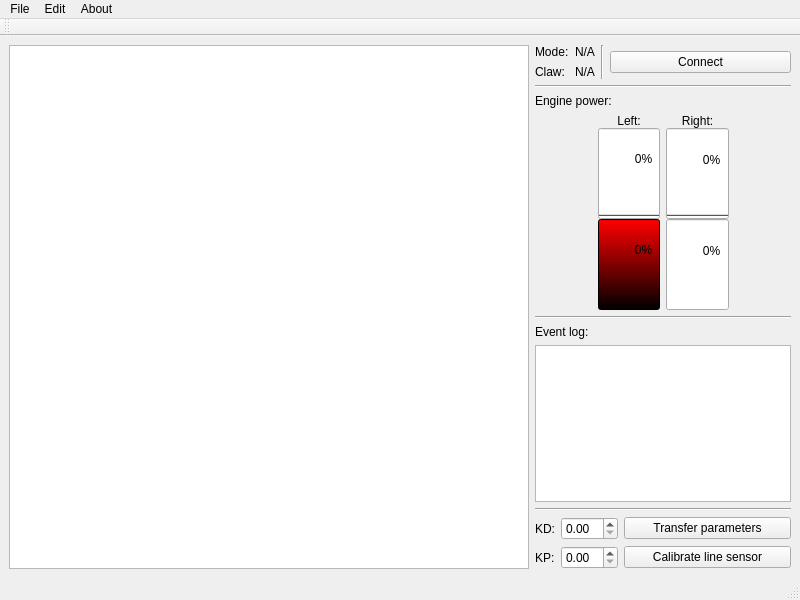
The window that mainwindow.ui (Flooten/mazetercontrol) describes before a commit, drawn with Qt 5.
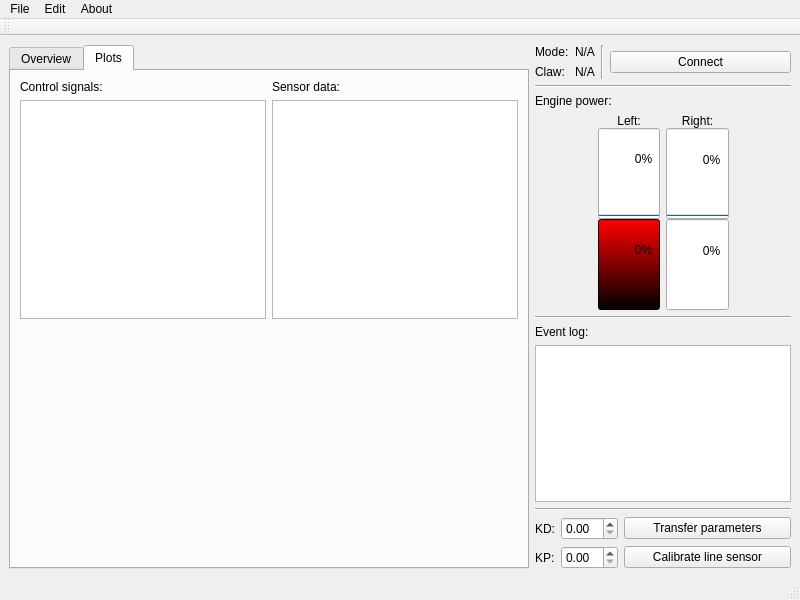
The same window after the commit. The open tabs and pages were chosen to show the change. Icons and pictures are not drawn.

The edit to the form file:
```diff
--- a/mainwindow.ui
+++ b/mainwindow.ui
@@ -34,16 +34,92 @@
   <widget class="QWidget" name="centralwidget">
    <layout class="QHBoxLayout" name="horizontalLayout_5">
     <item>
-     <widget class="QGraphicsView" name="graphicsView">
+     <widget class="QTabWidget" name="tabWidget">
       <property name="sizePolicy">
        <sizepolicy hsizetype="Expanding" vsizetype="Expanding">
-        <horstretch>5</horstretch>
+        <horstretch>1</horstretch>
         <verstretch>0</verstretch>
        </sizepolicy>
       </property>
       <property name="focusPolicy">
        <enum>Qt::NoFocus</enum>
       </property>
+      <widget class="QWidget" name="tab_overview">
+       <attribute name="title">
+        <string>Overview</string>
+       </attribute>
+       <layout class="QHBoxLayout" name="horizontalLayout_6">
+        <item>
+         <widget class="QGraphicsView" name="graphicsView_overview">
+          <property name="sizePolicy">
+           <sizepolicy hsizetype="Expanding" vsizetype="Expanding">
+            <horstretch>5</horstretch>
+            <verstretch>0</verstretch>
+           </sizepolicy>
+          </property>
+          <property name="focusPolicy">
+           <enum>Qt::NoFocus</enum>
+          </property>
+         </widget>
+        </item>
+       </layout>
+      </widget>
+      <widget class="QWidget" name="tab_plots">
+       <attribute name="title">
+        <string>Plots</string>
+       </attribute>
+       <layout class="QHBoxLayout" name="horizontalLayout_8">
+        <item>
+         <layout class="QVBoxLayout" name="verticalLayout_7">
+          <item>
+           <layout class="QHBoxLayout" name="horizontalLayout_7">
+            <item>
+             <layout class="QVBoxLayout" name="verticalLayout_5">
+              <item>
+               <widget class="QLabel" name="label_control_signals">
+                <property name="text">
+                 <string>Control signals:</string>
+                </property>
+               </widget>
+              </item>
+              <item>
+               <widget class="QGraphicsView" name="graphicsView_control_signals"/>
+              </item>
+             </layout>
+            </item>
+            <item>
+             <layout class="QVBoxLayout" name="verticalLayout_6">
+              <item>
+               <widget class="QLabel" name="label_sensor_data">
+                <property name="text">
+                 <string>Sensor data:</string>
+                </property>
+               </widget>
+              </item>
+              <item>
+               <widget class="QGraphicsView" name="graphicsView_sensor_data"/>
+              </item>
+             </layout>
+            </item>
+           </layout>
+          </item>
+          <item>
+           <spacer name="verticalSpacer">
+            <property name="orientation">
+             <enum>Qt::Vertical</enum>
+            </property>
+            <property name="sizeHint" stdset="0">
+             <size>
+              <width>20</width>
+              <height>40</height>
+             </size>
+            </property>
+           </spacer>
+          </item>
+         </layout>
+        </item>
+       </layout>
+      </widget>
      </widget>
     </item>
     <item>
```
Left out of the diff: 6 changed lines with no effect on the pictures.
